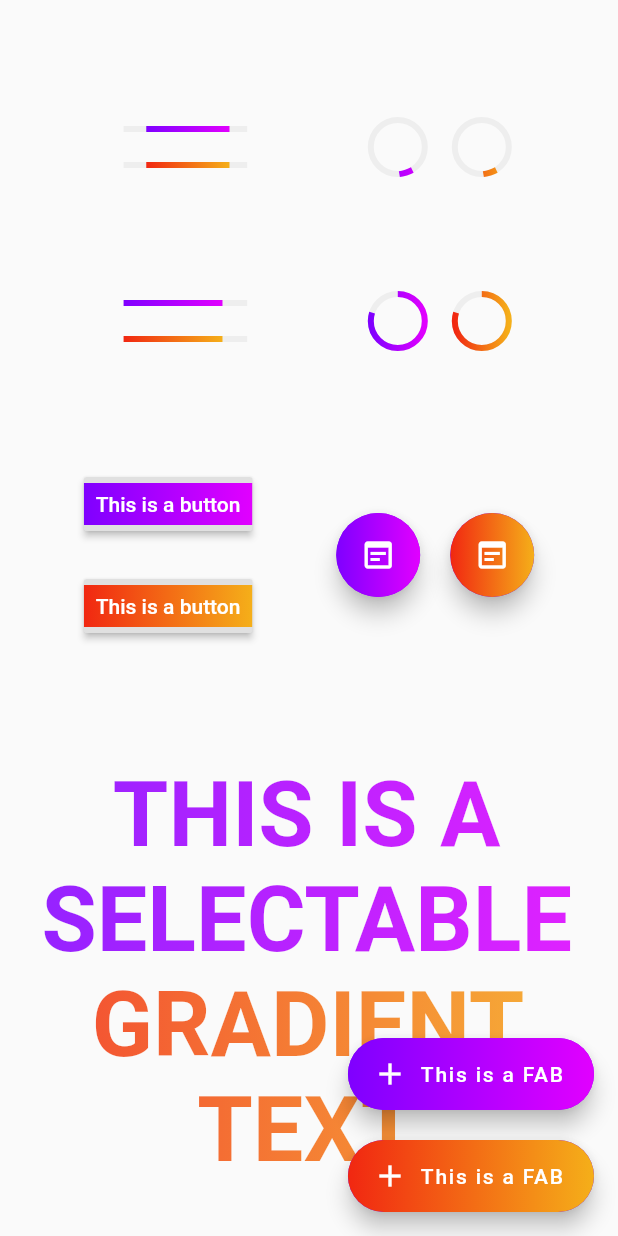
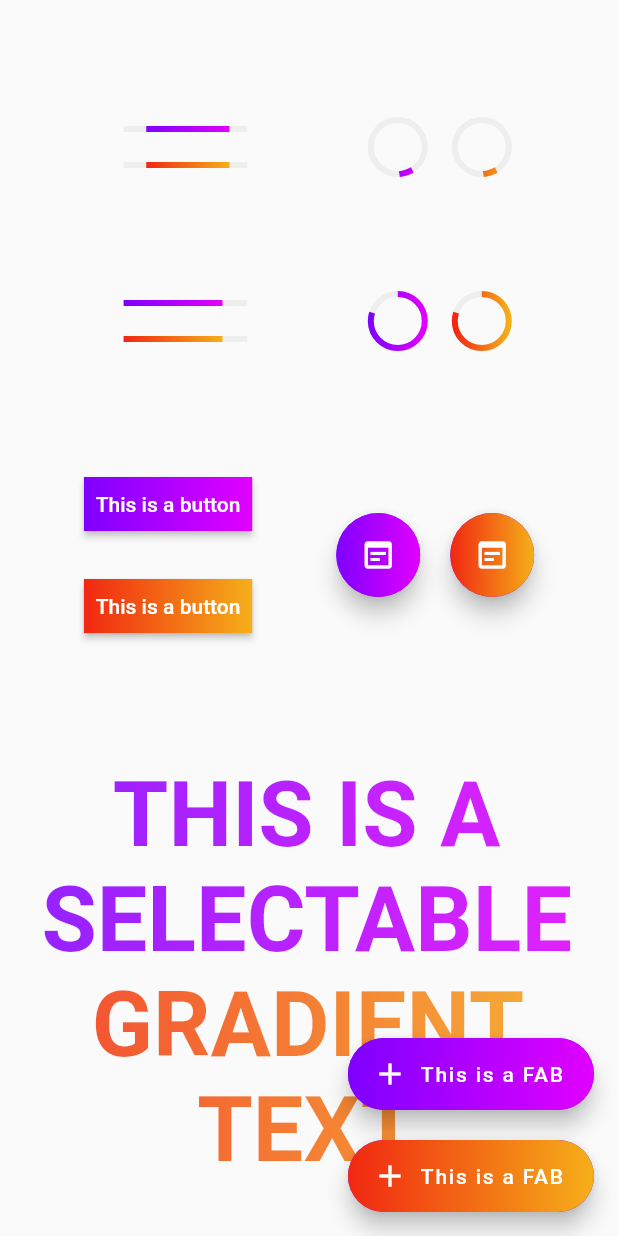
Before and after one commit to simrat39/gradient_ui_widgets, a Flutter app: the screen it shows after launch, on a phone screen of 412 x 824 dp. Run offline on Flutter 3.47's test engine with Material 2 defaults, Android fonts, the phone set to English and light mode, and no system bars.

Commit message:
GradientRaisedButton: Fix padding

```diff
--- a/lib/buttons/GradientRaisedButton.dart
+++ b/lib/buttons/GradientRaisedButton.dart
@@ -25,7 +25,7 @@ class GradientRaisedButton extends RaisedButton {
     double? highlightElevation,
     double? disabledElevation,
     EdgeInsetsGeometry padding =
-        const EdgeInsets.symmetric(vertical: 6, horizontal: 8),
+        const EdgeInsets.symmetric(vertical: 10, horizontal: 8),
     VisualDensity? visualDensity,
     ShapeBorder? shape,
     Clip clipBehavior = Clip.none,
```
Also changed, not shown: 1 other file.
